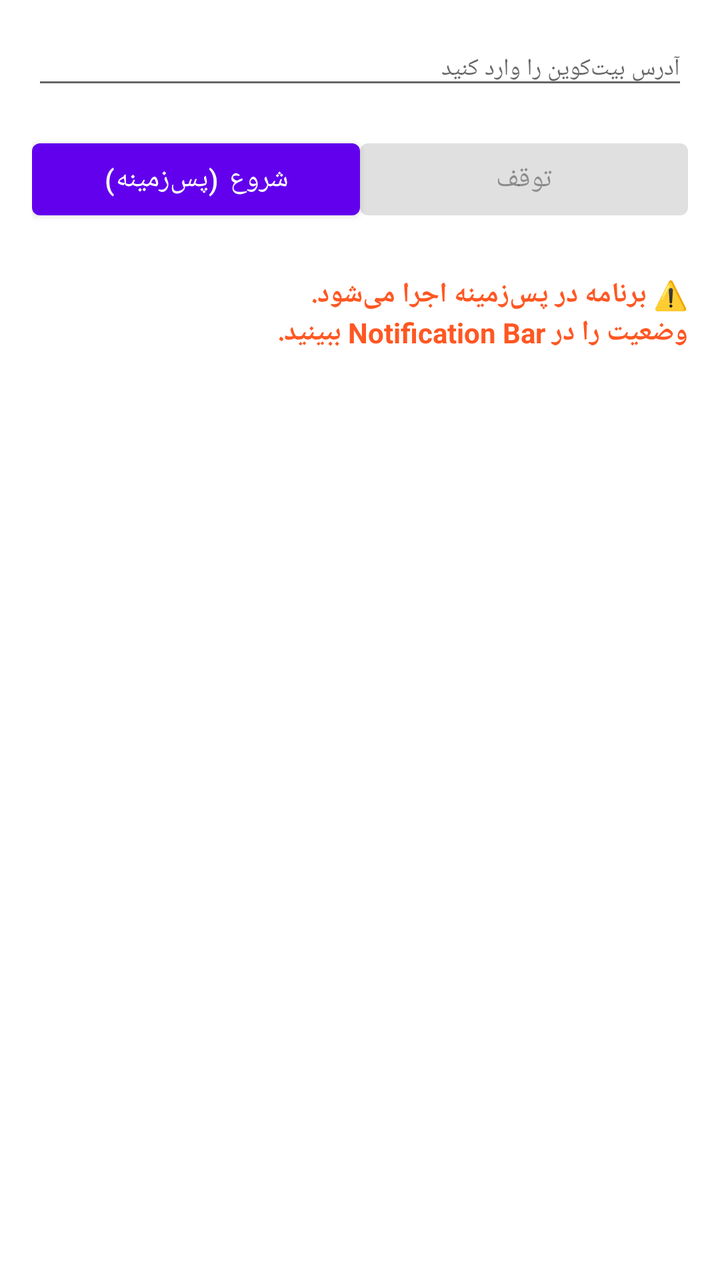
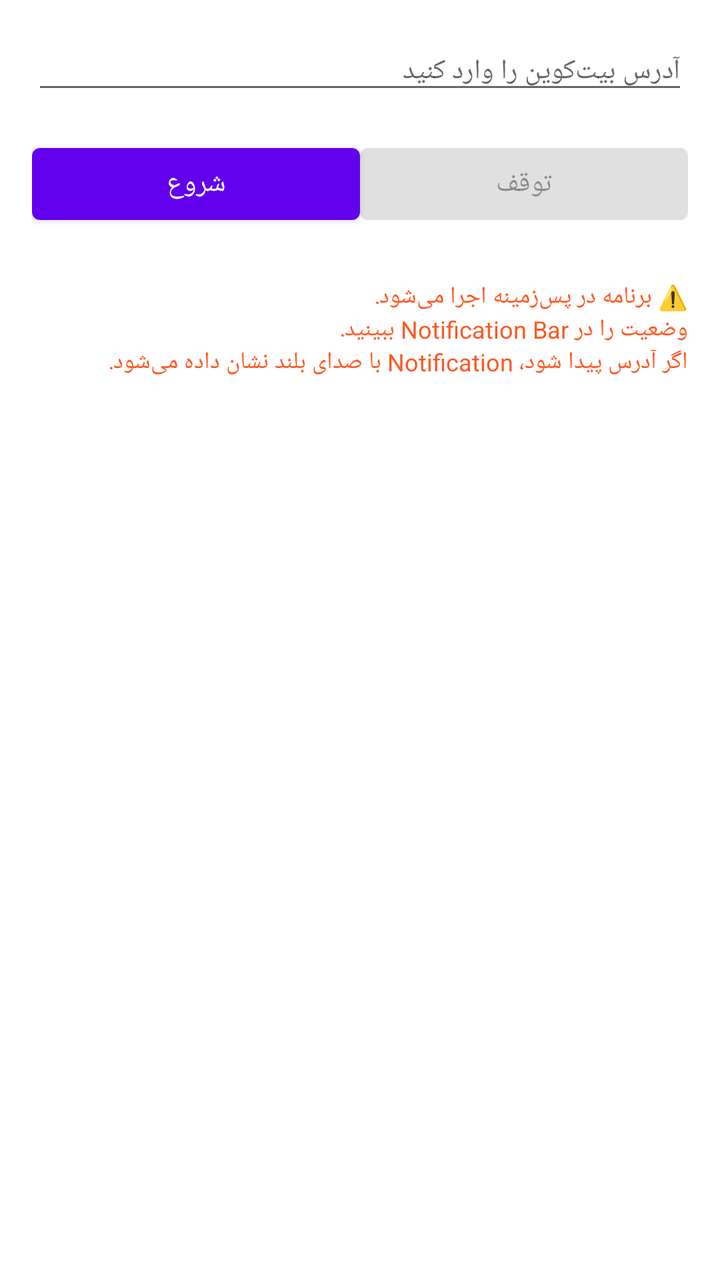

Two renders of the same Android screen: before a commit and after it. Below are the layout's source before the change and the commit's diff.
<!-- AndroidManifest.xml: application theme Theme.BitcoinBruteForceTest -->
<!-- res/layout/activity_main.xml -->
<?xml version="1.0" encoding="utf-8"?>

<LinearLayout xmlns:android="http://schemas.android.com/apk/res/android"
    android:layout_width="match_parent"
    android:layout_height="match_parent"
    android:orientation="vertical"
    android:padding="16dp">

    <EditText
        android:id="@+id/etAddress"
        android:layout_width="match_parent"
        android:layout_height="wrap_content"
        android:hint="آدرس بیت‌کوین را وارد کنید"
        android:textSize="12sp"
        android:inputType="text" />

    <LinearLayout
        android:layout_width="match_parent"
        android:layout_height="wrap_content"
        android:orientation="horizontal"
        android:layout_marginTop="16dp">

        <Button
            android:id="@+id/btnStart"
            android:layout_width="0dp"
            android:layout_height="wrap_content"
            android:layout_weight="1"
            android:text="شروع (پس‌زمینه)" />

        <Button
            android:id="@+id/btnStop"
            android:layout_width="0dp"
            android:layout_height="wrap_content"
            android:layout_weight="1"
            android:text="توقف"
            android:enabled="false" />
    </LinearLayout>

    <TextView
        android:layout_width="match_parent"
        android:layout_height="wrap_content"
        android:text="⚠️ برنامه در پس‌زمینه اجرا می‌شود.\nوضعیت را در Notification Bar ببینید."
        android:textSize="14sp"
        android:layout_marginTop="24dp"
        android:textStyle="bold"
        android:textColor="#FF5722" />

</LinearLayout>
<!-- resources referenced by this layout -->
<resources>
  <style name="Theme.BitcoinBruteForceTest" parent="Theme.MaterialComponents.DayNight.DarkActionBar">
          
          <item name="colorPrimary">@color/purple_500</item>
          <item name="colorPrimaryVariant">@color/purple_700</item>
          <item name="colorOnPrimary">@color/white</item>
          
          
          <item name="colorSecondary">@color/teal_200</item>
          <item name="colorSecondaryVariant">@color/teal_700</item>
          <item name="colorOnSecondary">@color/black</item>
          
          
          <item name="android:statusBarColor">?attr/colorPrimaryVariant</item>
      </style>
  <color name="purple_500">#FF6200EE</color>
  <color name="purple_700">#FF3700B3</color>
  <color name="white">#FFFFFFFF</color>
  <color name="teal_200">#FF03DAC5</color>
  <color name="teal_700">#FF018786</color>
  <color name="black">#FF000000</color>
</resources>

<!-- the commit's change to res/layout/activity_main.xml (unified diff, before → after) -->
@@ -11,7 +11,7 @@
         android:layout_width="match_parent"
         android:layout_height="wrap_content"
         android:hint="آدرس بیت‌کوین را وارد کنید"
-        android:textSize="12sp"
+        android:textSize="14sp"
         android:inputType="text" />
 
     <LinearLayout
@@ -25,7 +25,7 @@
             android:layout_width="0dp"
             android:layout_height="wrap_content"
             android:layout_weight="1"
-            android:text="شروع (پس‌زمینه)" />
+            android:text="شروع" />
 
         <Button
             android:id="@+id/btnStop"
@@ -37,12 +37,24 @@
     </LinearLayout>
 
     <TextView
+        android:id="@+id/tvResult"
         android:layout_width="match_parent"
         android:layout_height="wrap_content"
-        android:text="⚠️ برنامه در پس‌زمینه اجرا می‌شود.\nوضعیت را در Notification Bar ببینید."
+        android:text=""
         android:textSize="14sp"
         android:layout_marginTop="24dp"
         android:textStyle="bold"
+        android:textColor="#4CAF50"
+        android:visibility="gone"
+        android:padding="16dp"
+        android:background="#E8F5E9" />
+
+    <TextView
+        android:layout_width="match_parent"
+        android:layout_height="wrap_content"
+        android:text="⚠️ برنامه در پس‌زمینه اجرا می‌شود.\nوضعیت را در Notification Bar ببینید.\nاگر آدرس پیدا شود، Notification با صدای بلند نشان داده می‌شود."
+        android:textSize="12sp"
+        android:layout_marginTop="24dp"
         android:textColor="#FF5722" />
 
 </LinearLayout>
